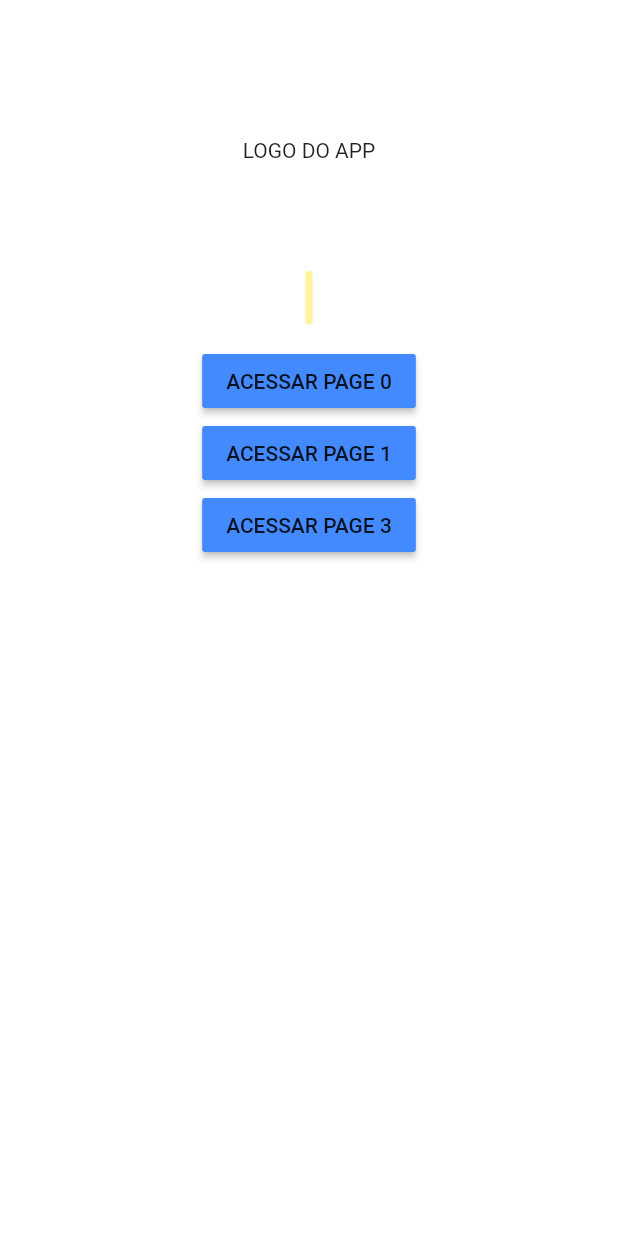
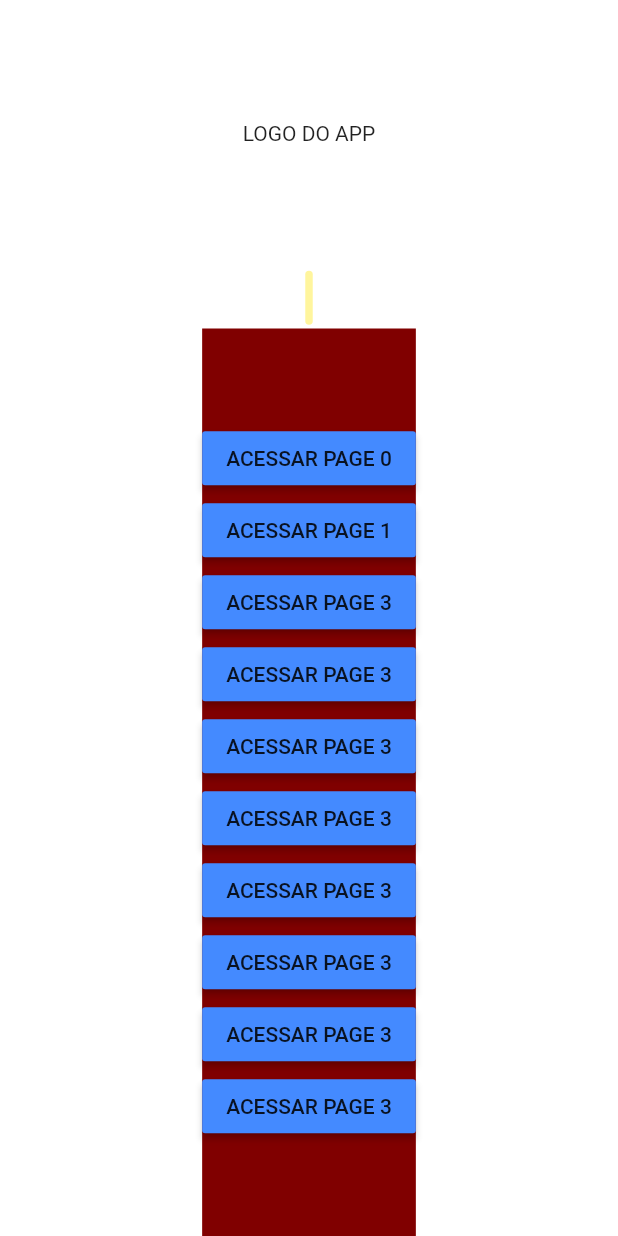
Before and after one commit to murillofr/QuantoCusta, a Flutter app: the BarcodePage screen opened directly with empty values, on a phone screen of 412 x 824 dp. Run offline on Flutter 3.47's test engine with Material 2 defaults, Android fonts, the phone set to English and light mode, and no system bars; our stand-ins replace community_material_icon, curved_navigation_bar; missing offline and left inert: flutter_barcode_scanner, rect_getter, swipedetector.

Commit message:
Melhorias no layout responsivo da Barcodepage.

```diff
--- a/lib/barcodePage.dart
+++ b/lib/barcodePage.dart
@@ -22,9 +22,9 @@ class BarcodePage extends StatefulWidget {
 }
 
 const List<String> _photoData = const [
-  "assets/bing.png",
-  "assets/google.png",
-  "assets/youtube.jpg",
+  "assets/cajuba.png",
+  "assets/omo.png",
+  "assets/qualy.png",
 ];
 
 class _BarcodePageState extends State<BarcodePage> {
@@ -86,29 +86,36 @@ class _BarcodePageState extends State<BarcodePage> {
       transform: Matrix4.translationValues(coordX, 0.0, 0.0),
       child: Scaffold(
         backgroundColor: Colors.transparent,
-        body: ListView(
-          padding: EdgeInsets.all(0.0),
+        body: LayoutBuilder(
+          builder: (BuildContext context, BoxConstraints viewportConstraints) {
+            return SingleChildScrollView(
+              child: ConstrainedBox(
+                constraints: BoxConstraints(
+                  minHeight: viewportConstraints.maxHeight,
+                ),
+                child: IntrinsicHeight(
+                  child: Column(
                     children: <Widget>[
                       Stack(
                         children: <Widget>[
                           Container(
-                  alignment: Alignment.center,
-                  child: Flex(
-                    direction: Axis.vertical,
-                    mainAxisAlignment: MainAxisAlignment.start,
-                    crossAxisAlignment: CrossAxisAlignment.center,
-                    children: <Widget>[
-                      Row(
+                            // A fixed-height child.
+                            color: const Color(0xff808000), // Yellow
+                            height: 200.0,
+                            child: Row(
                               children: [
                                 Expanded(
                                   child: Container(
-                              padding: EdgeInsets.all(10.0),
+                                    padding: EdgeInsets.fromLTRB(
+                                        30.0, 19.0, 30.0, 41.0),
                                     height: 200,
                                     color: Colors.white,
                                     child: Flex(
                                       direction: Axis.horizontal,
-                                mainAxisAlignment: MainAxisAlignment.center,
-                                crossAxisAlignment: CrossAxisAlignment.center,
+                                      mainAxisAlignment:
+                                          MainAxisAlignment.center,
+                                      crossAxisAlignment:
+                                          CrossAxisAlignment.center,
                                       children: <Widget>[
                                         Visibility(
                                           visible: widget.resultBarcode == '',
@@ -120,8 +127,8 @@ class _BarcodePageState extends State<BarcodePage> {
                                           visible: widget.resultBarcode != '',
                                           child: Flexible(
                                             child: Image(
-                                        image:
-                                            AssetImage(_photoData[_coverPhoto]),
+                                              image: AssetImage(
+                                                  _photoData[_coverPhoto]),
                                             ),
                                           ),
                                         ),
@@ -131,11 +138,47 @@ class _BarcodePageState extends State<BarcodePage> {
                                 ),
                               ],
                             ),
-                      Padding(
-                        padding: EdgeInsets.fromLTRB(10.0, 30.0, 10.0, 0.0),
+                          ),
+                          Center(
+                            child: Container(
+                              width: widget.resultBarcode == '' ? 0 : null,
+                              margin: EdgeInsets.only(top: 178.0),
+                              child: Container(
+                                padding: const EdgeInsets.fromLTRB(
+                                    8.0, 5.0, 8.0, 5.0),
+                                decoration: BoxDecoration(
+                                  border: Border.all(
+                                    color: Colors.yellow[200],
+                                    width: 5.0,
+                                  ),
+                                  borderRadius: BorderRadius.all(
+                                    Radius.circular(30.0),
+                                  ),
+                                  color: Colors.yellow[200],
+                                ),
+                                child: Text(
+                                  widget.resultBarcode,
+                                  style: TextStyle(
+                                    fontSize: 18.0,
+                                    fontWeight: FontWeight.bold,
+                                  ),
+                                ),
+                              ),
+                            ),
+                          ),
+                        ],
+                      ),
+                      Expanded(
+                        // A flexible child that will grow to fit the viewport but
+                        // still be at least as big as necessary to fit its contents.
+                        child: Container(
+                          color: const Color(0xff800000), // Red
+                          child: Padding(
+                            padding: EdgeInsets.fromLTRB(0.0, 0.0, 0.0, 0.0),
                             child: Flex(
                               direction: Axis.vertical,
-                          mainAxisAlignment: MainAxisAlignment.end,
+                              mainAxisAlignment: MainAxisAlignment.center,
+                              crossAxisAlignment: CrossAxisAlignment.center,
                               children: <Widget>[
                                 MaterialButton(
                                   color: Colors.blueAccent,
@@ -158,41 +201,66 @@ class _BarcodePageState extends State<BarcodePage> {
                                     navBarState.setPage(3);
                                   },
                                 ),
-                          ],
+                                MaterialButton(
+                                  color: Colors.blueAccent,
+                                  child: Text('ACESSAR PAGE 3'),
+                                  onPressed: () {
+                                    navBarState.setPage(3);
+                                  },
                                 ),
+                                MaterialButton(
+                                  color: Colors.blueAccent,
+                                  child: Text('ACESSAR PAGE 3'),
+                                  onPressed: () {
+                                    navBarState.setPage(3);
+                                  },
+                                ),
+                                MaterialButton(
+                                  color: Colors.blueAccent,
+                                  child: Text('ACESSAR PAGE 3'),
+                                  onPressed: () {
+                                    navBarState.setPage(3);
+                                  },
+                                ),
+                                MaterialButton(
+                                  color: Colors.blueAccent,
+                                  child: Text('ACESSAR PAGE 3'),
+                                  onPressed: () {
+                                    navBarState.setPage(3);
+                                  },
+                                ),
+                                MaterialButton(
+                                  color: Colors.blueAccent,
+                                  child: Text('ACESSAR PAGE 3'),
+                                  onPressed: () {
+                                    navBarState.setPage(3);
+                                  },
+                                ),
+                                MaterialButton(
+                                  color: Colors.blueAccent,
+                                  child: Text('ACESSAR PAGE 3'),
+                                  onPressed: () {
+                                    navBarState.setPage(3);
+                                  },
+                                ),
+                                MaterialButton(
+                                  color: Colors.blueAccent,
+                                  child: Text('ACESSAR PAGE 3'),
+                                  onPressed: () {
+                                    navBarState.setPage(3);
+                                  },
                                 ),
                               ],
-                  ),
-                ),
-                Center(
-                  child: Container(
-                    width: widget.resultBarcode == '' ? 0 : null,
-                    margin: EdgeInsets.only(top: 178.0),
-                    child: Container(
-                      padding: const EdgeInsets.all(5.0),
-                      decoration: BoxDecoration(
-                        border: Border.all(
-                          color: Colors.yellow[200],
-                          width: 5.0,
-                        ),
-                        borderRadius: BorderRadius.all(
-                          Radius.circular(30.0),
-                        ),
-                        color: Colors.yellow[200],
-                      ),
-                      child: Text(
-                        widget.resultBarcode,
-                        style: TextStyle(
-                          fontSize: 18.0,
-                          fontWeight: FontWeight.bold,
-                        ),
                             ),
                           ),
                         ),
                       ),
                     ],
                   ),
-          ],
+                ),
+              ),
+            );
+          },
         ),
       ),
     );
--- a/lib/scanPage.dart
+++ b/lib/scanPage.dart
@@ -26,7 +26,7 @@ class _ScanPageState extends State<ScanPage> {
     // Platform messages may fail, so we use a try/catch PlatformException.
     try {
       barcodeScanRes = await FlutterBarcodeScanner.scanBarcode(
-          "#ff6666", "Cancel", true, ScanMode.BARCODE);
+          "#ff6666", "Cancelar", true, ScanMode.BARCODE);
       print(barcodeScanRes);
     } on PlatformException {
       barcodeScanRes = 'Failed to get platform version.';
```
Also changed, not shown: lib/main.dart (+162 -121 lines), pubspec.yaml (+4 -3 lines), assets/bing.png (deleted), assets/cajuba.png (added), assets/google.png (deleted), assets/omo.png (added), assets/qualy.png (added), assets/youtube.jpg (deleted), pubspec.lock. Lines whose indentation alone changed are shown as unchanged.
